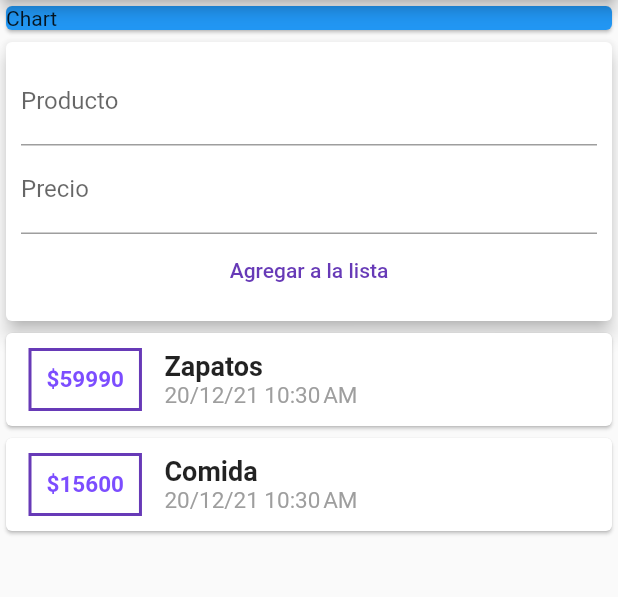
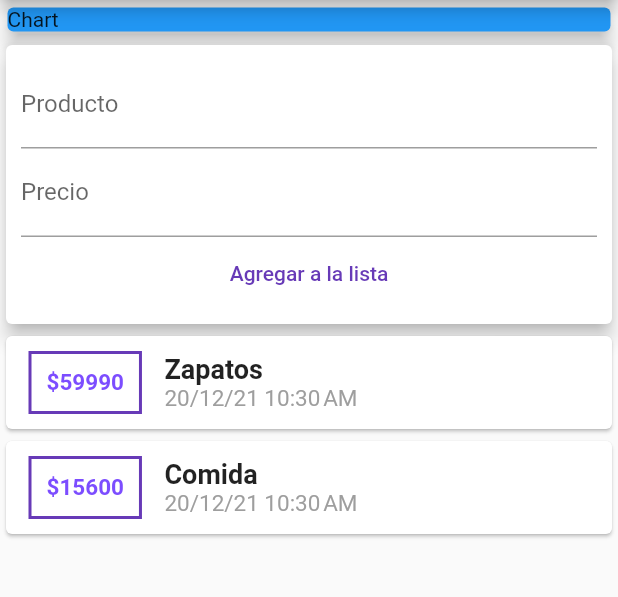
Before and after one commit to Chris-AM/Personal_Expenses, a Flutter app: the screen it shows after launch, on a phone screen of 412 x 824 dp, the part 84-681 px from its top. Run offline on Flutter 3.47's test engine with Material 2 defaults, Android fonts, the phone set to English and light mode, and no system bars.

Commit message:
wrapping body into SingleChildScrollView

```diff
--- a/lib/main.dart
+++ b/lib/main.dart
@@ -30,18 +30,24 @@ class PersonalExpenses extends StatelessWidget {
       appBar: AppBar(
         title: const Text('Personal Expenses'),
       ),
-      body: Column(
-        mainAxisAlignment: MainAxisAlignment.start,
+      body: SingleChildScrollView(
+        child: Column(
+          // mainAxisAlignment: MainAxisAlignment.start,
+          crossAxisAlignment: CrossAxisAlignment.stretch,
           children: <Widget>[
+            //this is the chart
             Container(
+              padding: const EdgeInsets.all(1.0),
               width: double.infinity,
-            child:  Card(
+              child: const Card(
                 color: Colors.blue,
                 child: Text('Chart'),
+                elevation: 5,
               ),
             ),
-          UserTransaction(),
+            const UserTransaction(),
           ],
+        ),
       ),
     );
   }
```
Lines whose indentation alone changed are shown as unchanged.
